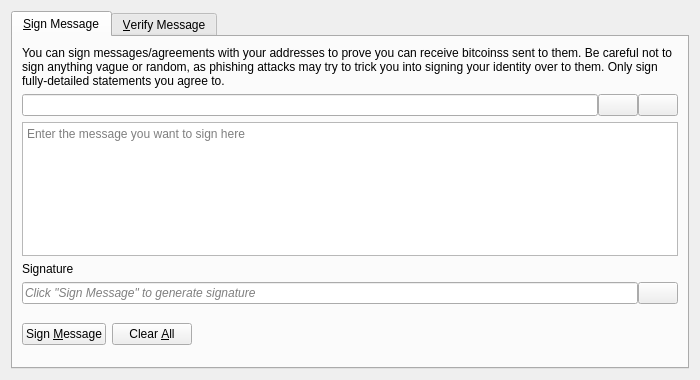
This is src/qt/forms/signverifymessagedialog.ui in bLeYeNk/X1Coin as Qt 5 draws it before an edit. The edited form follows.
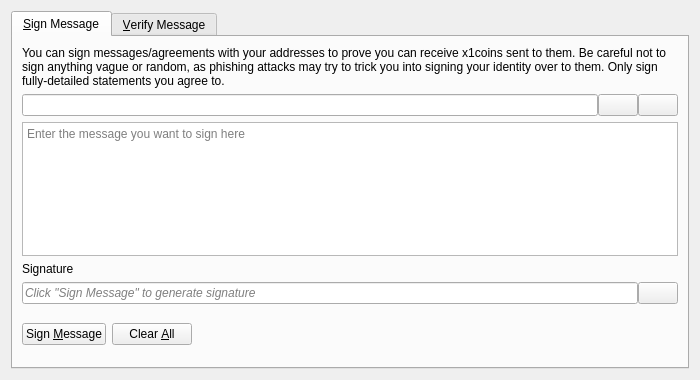
This is the edited form. Icons and pictures are not drawn. Custom widgets are drawn as their Qt base class.

```diff
--- a/src/qt/forms/signverifymessagedialog.ui
+++ b/src/qt/forms/signverifymessagedialog.ui
@@ -30,7 +30,7 @@
        <item>
         <widget class="QLabel" name="infoLabel_SM">
          <property name="text">
-          <string>You can sign messages/agreements with your addresses to prove you can receive bitcoinss sent to them. Be careful not to sign anything vague or random, as phishing attacks may try to trick you into signing your identity over to them. Only sign fully-detailed statements you agree to.</string>
+          <string>You can sign messages/agreements with your addresses to prove you can receive x1coins sent to them. Be careful not to sign anything vague or random, as phishing attacks may try to trick you into signing your identity over to them. Only sign fully-detailed statements you agree to.</string>
          </property>
          <property name="textFormat">
           <enum>Qt::PlainText</enum>
```
Left out of the diff: 26 changed lines with no effect on the pictures.
